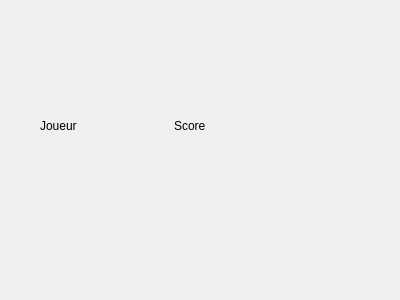
Old version of the form src/vue/vueScore1Joueur.ui in the repository ritmosky/Projet_LO21_Carcassonne.
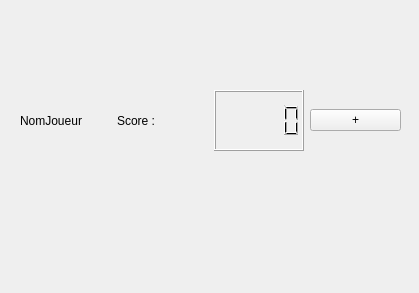
New version of the form.

Patch:
```diff
--- a/src/vue/vueScore1Joueur.ui
+++ b/src/vue/vueScore1Joueur.ui
@@ -6,34 +6,57 @@
    <rect>
     <x>0</x>
     <y>0</y>
-    <width>400</width>
-    <height>300</height>
+    <width>419</width>
+    <height>293</height>
    </rect>
   </property>
+  <property name="font">
+   <font>
+    <kerning>false</kerning>
+   </font>
+  </property>
   <property name="windowTitle">
    <string>Form</string>
   </property>
   <widget class="QWidget" name="horizontalLayoutWidget">
    <property name="geometry">
     <rect>
-     <x>40</x>
-     <y>50</y>
-     <width>261</width>
-     <height>151</height>
+     <x>20</x>
+     <y>90</y>
+     <width>381</width>
+     <height>61</height>
     </rect>
    </property>
    <layout class="QHBoxLayout" name="horizontalLayout">
     <item>
      <widget class="QLabel" name="nom">
       <property name="text">
-       <string>Joueur</string>
+       <string>NomJoueur</string>
       </property>
      </widget>
     </item>
     <item>
      <widget class="QLabel" name="score">
       <property name="text">
-       <string>Score</string>
+       <string>Score :</string>
+      </property>
+     </widget>
+    </item>
+    <item>
+     <widget class="QLCDNumber" name="affichageScore">
+      <property name="font">
+       <font>
+        <bold>true</bold>
+        <underline>false</underline>
+        <kerning>false</kerning>
+       </font>
+      </property>
+     </widget>
+    </item>
+    <item>
+     <widget class="QPushButton" name="ajouterPoints">
+      <property name="text">
+       <string>+</string>
       </property>
      </widget>
     </item>
```
Left out of the diff: 4 changed lines with no effect on the pictures.
